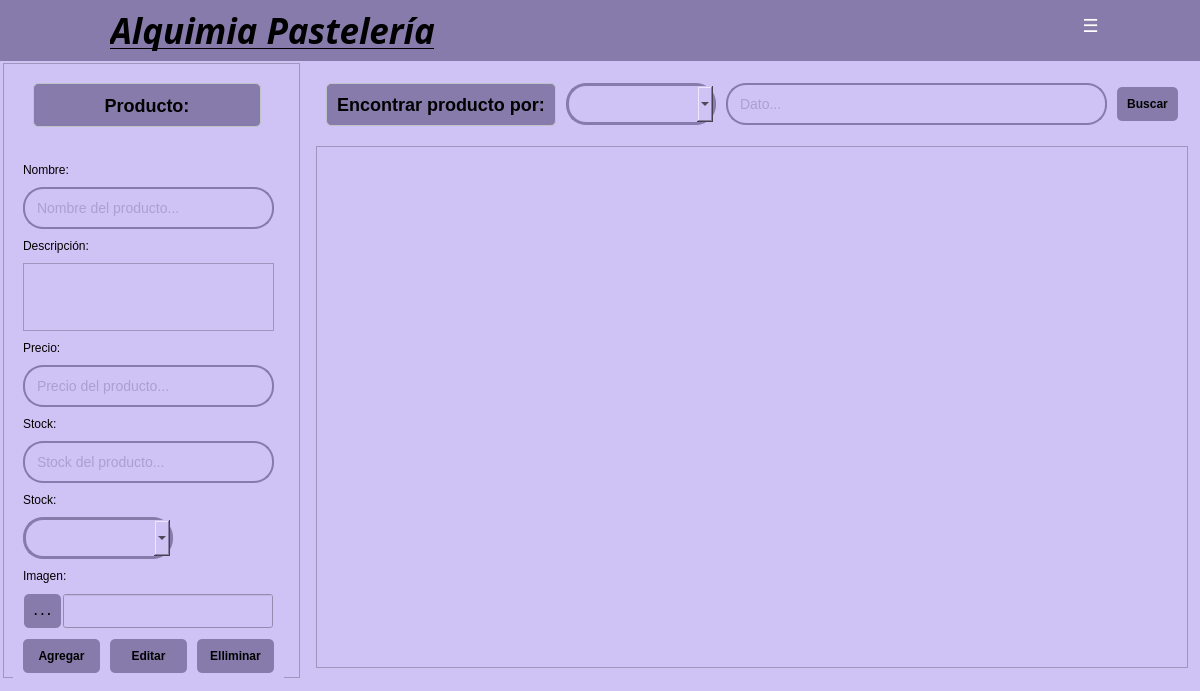
This is app/view/ui/productoView.ui in ErickSanat/POS-PythonQt as Qt 5 draws it before an edit. The edited form follows.
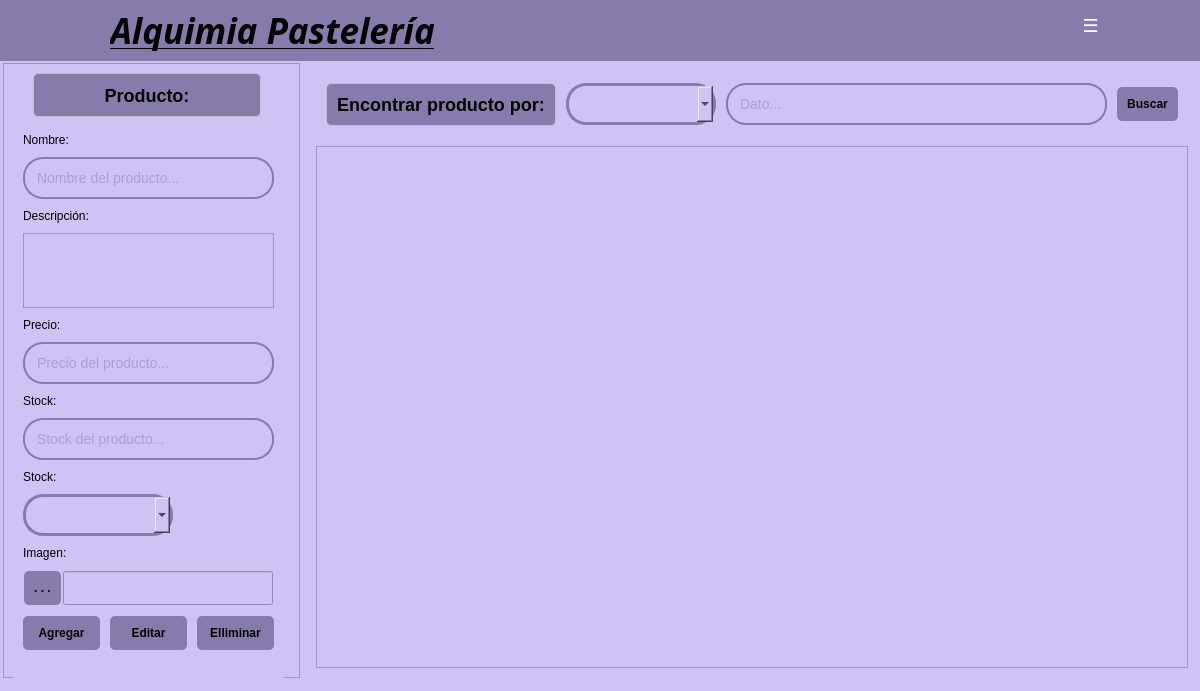
This is the edited form. Icons and pictures are not drawn.

Commit message: add: se agrego el labelInformacion

What changed in the file:
```diff
--- a/app/view/ui/productoView.ui
+++ b/app/view/ui/productoView.ui
@@ -68,7 +68,7 @@
         <property name="geometry">
          <rect>
           <x>30</x>
-          <y>20</y>
+          <y>10</y>
           <width>228</width>
           <height>44</height>
          </rect>
@@ -104,12 +104,12 @@
         <property name="geometry">
          <rect>
           <x>10</x>
-          <y>90</y>
+          <y>60</y>
           <width>271</width>
-          <height>530</height>
+          <height>561</height>
          </rect>
         </property>
-        <layout class="QVBoxLayout" name="verticalLayout" stretch="0,0,0,0,0,0,0,0,0,0,0,0,0">
+        <layout class="QVBoxLayout" name="verticalLayout" stretch="0,0,0,0,0,0,0,0,0,0,0,0,0,0">
          <property name="spacing">
           <number>10</number>
          </property>
@@ -460,6 +460,22 @@
            </item>
           </layout>
          </item>
+         <item>
+          <widget class="QLabel" name="labelInformacion">
+           <property name="sizePolicy">
+            <sizepolicy hsizetype="Expanding" vsizetype="Fixed">
+             <horstretch>0</horstretch>
+             <verstretch>0</verstretch>
+            </sizepolicy>
+           </property>
+           <property name="styleSheet">
+            <string notr="true">color: rgb(0, 0, 0);</string>
+           </property>
+           <property name="text">
+            <string/>
+           </property>
+          </widget>
+         </item>
         </layout>
        </widget>
       </widget>
```
The commit also changes 1 other file.
